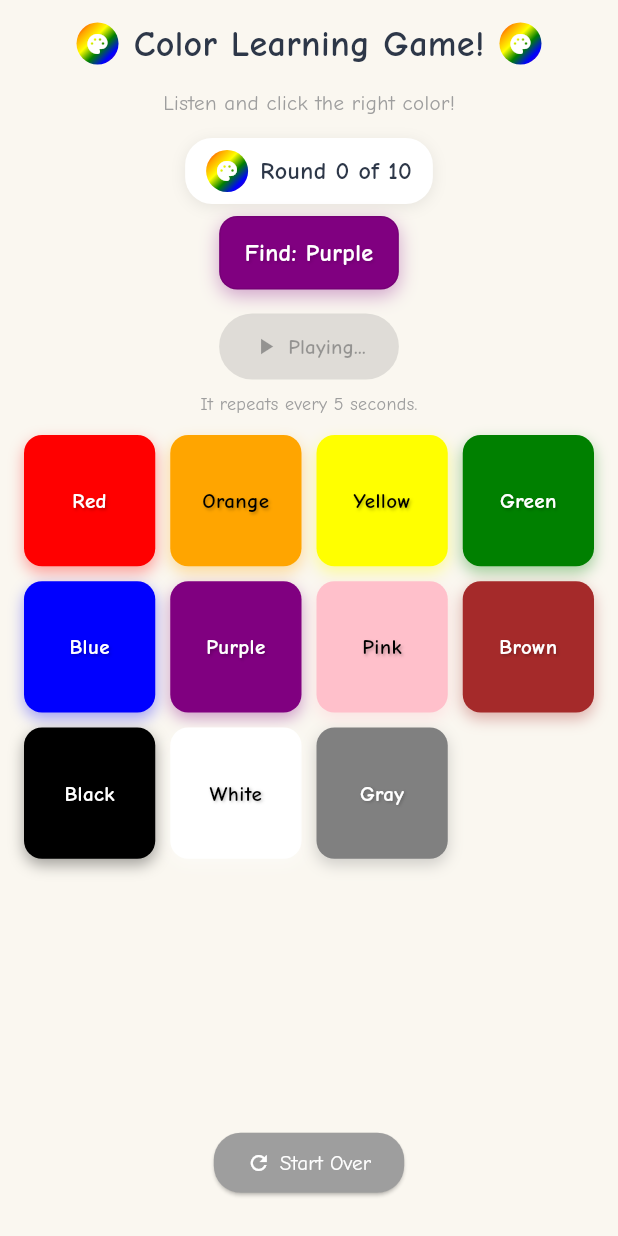
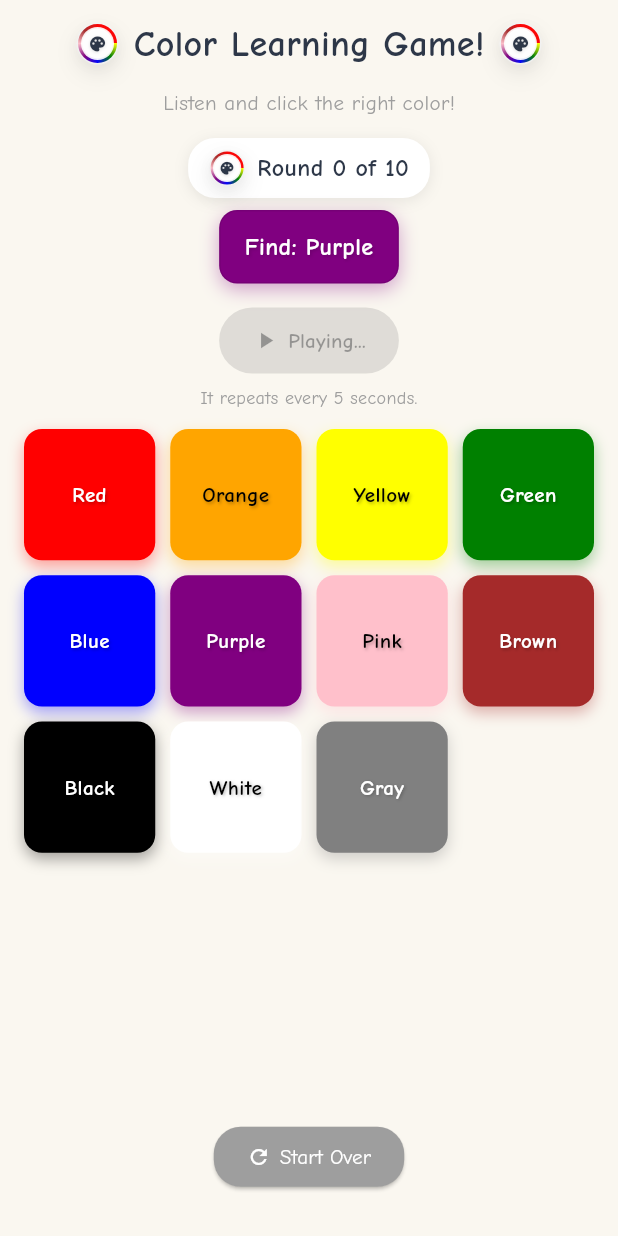
Before and after one commit to aiocrafters/Flutter-Color-Game, a Flutter app: the screen it shows after launch, after a tap on "Start", on a phone screen of 412 x 824 dp. Run offline on Flutter 3.47's test engine with Material 3 defaults, Android fonts, the phone set to English and light mode, and no system bars; our stand-ins replace confetti, flutter_tts.

Commit message:
build Palette Icon updated

```diff
--- a/lib/game.dart
+++ b/lib/game.dart
@@ -1,22 +1,25 @@
-// ignore_for_file: unnecessary_type_check, use_key_in_widget_constructors, library_private_types_in_public_api, unnecessary_nullable_for_final_variable_declarations, deprecated_member_use
+// ignore_for_file: deprecated_member_use, use_super_parameters
 
+import 'dart:async';
+import 'dart:math';
+import 'dart:ui';
+
+import 'package:confetti/confetti.dart';
 import 'package:flutter/material.dart';
 import 'package:flutter/services.dart';
 import 'package:flutter_tts/flutter_tts.dart';
-import 'package:confetti/confetti.dart';
 
 import 'color.dart'; // provides `colors` list
 import 'confetti.dart'; // provides `AppConfetti`
 
-import 'dart:async';
-import 'dart:math';
+class ColorGameScreen extends StatefulWidget {
+  const ColorGameScreen({Key? key}) : super(key: key);
 
-class ColorGameScreen extends StatefulWidget {
   @override
-  _ColorGameScreenState createState() => _ColorGameScreenState();
+  ColorGameScreenState createState() => ColorGameScreenState();
 }
 
-class _ColorGameScreenState extends State<ColorGameScreen>
+class ColorGameScreenState extends State<ColorGameScreen>
     with TickerProviderStateMixin {
   final FlutterTts flutterTts = FlutterTts();
   Timer? audioTimer;
@@ -41,14 +44,11 @@ class _ColorGameScreenState extends State<ColorGameScreen>
   // Helper: lookup Color by name from colors list.
   Color? get targetColorValue {
     if (targetColor.isEmpty) return null;
-    final match = colors.firstWhere(
-      (c) => c['name'] == targetColor,
-      orElse: () => {},
+    final match = colors.cast<Map<String, dynamic>?>().firstWhere(
+      (c) => c?['name'] == targetColor,
+      orElse: () => null,
     );
-    if (match is Map && match.containsKey('color')) {
-      return match['color'] as Color;
-    }
-    return null;
+    return match?['color'] as Color?;
   }
 
   @override
@@ -239,36 +239,96 @@ class _ColorGameScreenState extends State<ColorGameScreen>
     });
   }
 
-  Widget buildPaletteIcon() {
-    // Use up to six colors for the gradient ring (or fallback to defaults if fewer exist).
-    final gradientColors = <Color>[];
-    for (var i = 0; i < colors.length && gradientColors.length < 6; i++) {
+  // Modernized palette icon with sweep gradient ring and frosted core.
+  Widget buildPaletteIcon({double size = 28, double ringThickness = 3.0}) {
+    // Collect up to 8 colors from the provided list for a rich gradient ring
+    final ringStops = <Color>[];
+    for (var i = 0; i < colors.length && ringStops.length < 8; i++) {
       final c = colors[i]['color'];
-      if (c is Color) gradientColors.add(c);
-    }
-    if (gradientColors.isEmpty) {
-      gradientColors.addAll(const [
-        Colors.red,
-        Colors.orange,
-        Colors.yellow,
-        Colors.green,
-        Colors.blue,
-        Colors.purple,
-      ]);
+      if (c is Color) ringStops.add(c);
     }
 
+    // Fallback palette if no custom colors found
+    final fallbackStops = const [
+      Color(0xFFFF5757), // red
+      Color(0xFFFFA857), // orange
+      Color(0xFFFFE457), // yellow
+      Color(0xFF57E389), // green
+      Color(0xFF57B2FF), // blue
+      Color(0xFF8C57FF), // indigo/violet
+      Color(0xFFFF57D1), // magenta
+    ];
+    final gradientStops = ringStops.isNotEmpty ? ringStops : fallbackStops;
+
+    // Sizes
+    final outerSize = size;
+    final innerSize = outerSize - ringThickness * 2;
+
     return Container(
-      width: 28,
-      height: 28,
+      width: outerSize,
+      height: outerSize,
       decoration: BoxDecoration(
         shape: BoxShape.circle,
-        gradient: LinearGradient(
-          colors: gradientColors,
-          begin: Alignment.topLeft,
-          end: Alignment.bottomRight,
+        color: Colors.white,
+        boxShadow: [
+          BoxShadow(
+            color: Colors.black.withValues(alpha: 0.08),
+            blurRadius: 12,
+            offset: const Offset(0, 6),
+          ),
+          BoxShadow(
+            color: Colors.white.withValues(alpha: 0.7),
+            blurRadius: 2,
+            spreadRadius: -2,
+          ),
+        ],
+        border: Border.all(
+          color: Colors.black.withValues(alpha: 0.04),
+          width: 1,
         ),
       ),
-      child: const Icon(Icons.palette, color: Colors.white, size: 16),
+      child: Stack(
+        alignment: Alignment.center,
+        children: [
+          // Gradient ring
+          CustomPaint(
+            size: Size.square(outerSize),
+            painter: _GradientRingPainter(
+              colors: gradientStops,
+              thickness: ringThickness,
+            ),
+          ),
+          // Inner frosted core
+          Container(
+            width: innerSize,
+            height: innerSize,
+            decoration: BoxDecoration(
+              shape: BoxShape.circle,
+              color: Colors.white.withValues(alpha: 0.92),
+              boxShadow: [
+                BoxShadow(
+                  color: Colors.black.withValues(alpha: 0.06),
+                  blurRadius: 8,
+                  offset: const Offset(0, 2),
+                ),
+              ],
+            ),
+          ),
+          // Palette glyph
+          Icon(
+            Icons.palette_rounded,
+            size: innerSize * 0.55,
+            color: const Color(0xFF2D3748),
+            shadows: [
+              Shadow(
+                color: Colors.black.withValues(alpha: 0.12),
+                blurRadius: 2,
+                offset: const Offset(0, 1),
+              ),
+            ],
+          ),
+        ],
+      ),
     );
   }
 
@@ -305,10 +365,8 @@ class _ColorGameScreenState extends State<ColorGameScreen>
       return const SizedBox.shrink();
     }
 
-    final Color? swatch = targetColorValue ?? Colors.transparent;
-    final brightness = swatch == null
-        ? Brightness.light
-        : ThemeData.estimateBrightnessForColor(swatch);
+    final Color swatch = targetColorValue ?? Colors.transparent;
+    final brightness = ThemeData.estimateBrightnessForColor(swatch);
     final textColor = brightness == Brightness.light
         ? Colors.black
         : Colors.white;
@@ -321,12 +379,15 @@ class _ColorGameScreenState extends State<ColorGameScreen>
         borderRadius: BorderRadius.circular(12),
         boxShadow: [
           BoxShadow(
-            color: (swatch ?? Colors.black).withOpacity(0.35),
+            color: (swatch).withValues(alpha: 0.35),
             blurRadius: 10,
             offset: const Offset(0, 4),
           ),
         ],
-        border: Border.all(color: Colors.black.withOpacity(0.08), width: 1),
+        border: Border.all(
+          color: Colors.black.withValues(alpha: 0.08),
+          width: 1,
+        ),
       ),
       child: Text(
         'Find: $targetColor',
@@ -337,7 +398,7 @@ class _ColorGameScreenState extends State<ColorGameScreen>
           fontFamily: 'Comic Neue',
           shadows: [
             Shadow(
-              color: Colors.black.withOpacity(0.15),
+              color: Colors.black.withValues(alpha: 0.15),
               blurRadius: 2,
               offset: const Offset(1, 1),
             ),
@@ -403,7 +464,7 @@ class _ColorGameScreenState extends State<ColorGameScreen>
                   borderRadius: BorderRadius.circular(12),
                   boxShadow: [
                     BoxShadow(
-                      color: bg.withOpacity(0.35),
+                      color: bg.withValues(alpha: 0.35),
                       blurRadius: 8,
                       offset: const Offset(0, 4),
                     ),
@@ -420,7 +481,7 @@ class _ColorGameScreenState extends State<ColorGameScreen>
                       fontFamily: 'Comic Neue',
                       shadows: [
                         Shadow(
-                          color: Colors.black.withOpacity(0.25),
+                          color: Colors.black.withValues(alpha: 0.25),
                           blurRadius: 2,
                           offset: const Offset(1, 1),
                         ),
@@ -482,7 +543,7 @@ class _ColorGameScreenState extends State<ColorGameScreen>
         borderRadius: BorderRadius.circular(18),
         boxShadow: [
           BoxShadow(
-            color: Colors.black.withOpacity(0.08),
+            color: Colors.black.withValues(alpha: 0.08),
             blurRadius: 8,
             offset: const Offset(0, 2),
           ),
@@ -491,7 +552,7 @@ class _ColorGameScreenState extends State<ColorGameScreen>
       child: Row(
         mainAxisSize: MainAxisSize.min,
         children: [
-          buildPaletteIcon(),
+          buildPaletteIcon(size: 24, ringThickness: 2.6),
           const SizedBox(width: 8),
           Text(
             'Round $displayRound of 10',
@@ -580,9 +641,9 @@ class _ColorGameScreenState extends State<ColorGameScreen>
                     borderRadius: BorderRadius.circular(18),
                   ),
                 ),
-                child: Row(
+                child: const Row(
                   mainAxisSize: MainAxisSize.min,
-                  children: const [
+                  children: [
                     Icon(Icons.refresh, size: 16),
                     SizedBox(width: 6),
                     Text('Start Over', style: TextStyle(fontSize: 14)),
@@ -627,7 +688,7 @@ class _ColorGameScreenState extends State<ColorGameScreen>
                         borderRadius: BorderRadius.circular(22),
                         boxShadow: [
                           BoxShadow(
-                            color: Colors.black.withOpacity(0.2),
+                            color: Colors.black.withValues(alpha: 0.2),
                             blurRadius: 20,
                             offset: const Offset(0, 10),
                           ),
@@ -655,7 +716,7 @@ class _ColorGameScreenState extends State<ColorGameScreen>
                             isSuccess
                                 ? 'You found the right color!'
                                 : 'Keep looking for $targetColor',
-                            style: TextStyle(
+                            style: const TextStyle(
                               fontSize: 14,
                               color: Colors.grey,
                               fontFamily: 'Comic Neue',
@@ -684,3 +745,49 @@ class _ColorGameScreenState extends State<ColorGameScreen>
     super.dispose();
   }
 }
+
+// Painter that draws a smooth sweep gradient ring for the palette icon.
+class _GradientRingPainter extends CustomPainter {
+  _GradientRingPainter({required this.colors, required this.thickness});
+
+  final List<Color> colors;
+  final double thickness;
+
+  @override
+  void paint(Canvas canvas, Size size) {
+    final rect = Offset.zero & size;
+    final center = rect.center;
+    final radius = size.width / 2;
+
+    final gradient = SweepGradient(
+      startAngle: -pi / 2,
+      endAngle: 3 * pi / 2,
+      colors: [...colors, colors.first],
+      stops: List<double>.generate(
+        colors.length + 1,
+        (i) => i / (colors.length),
+      ),
+    );
+
+    final ringPaint = Paint()
+      ..shader = gradient.createShader(rect)
+      ..style = PaintingStyle.stroke
+      ..strokeWidth = thickness
+      ..strokeCap = StrokeCap.round
+      ..isAntiAlias = true;
+
+    canvas.drawCircle(center, radius - thickness / 2, ringPaint);
+
+    final glowPaint = Paint()
+      ..maskFilter = const MaskFilter.blur(BlurStyle.normal, 6)
+      ..color = Colors.white.withValues(alpha: 0.4)
+      ..style = PaintingStyle.stroke
+      ..strokeWidth = 1.2;
+    canvas.drawCircle(center, radius - thickness - 1, glowPaint);
+  }
+
+  @override
+  bool shouldRepaint(covariant _GradientRingPainter oldDelegate) {
+    return oldDelegate.colors != colors || oldDelegate.thickness != thickness;
+  }
+}
```
